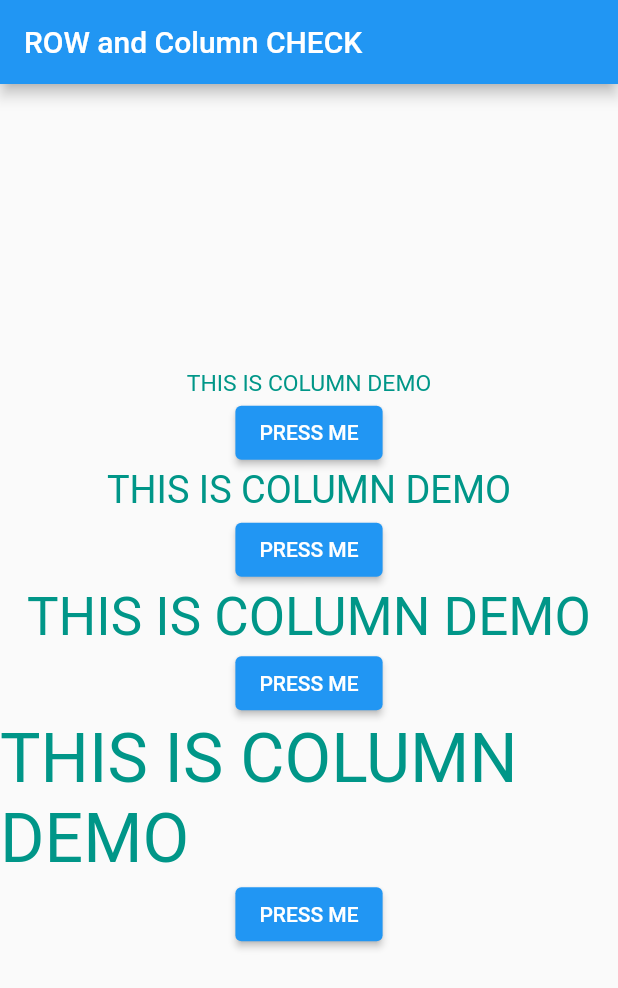
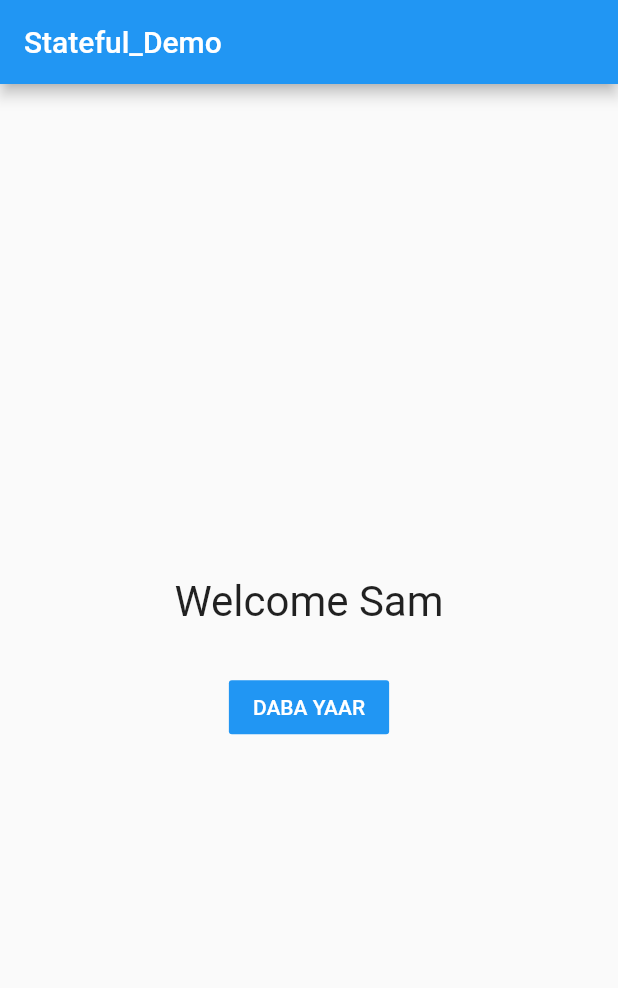
Before and after one commit to Samundar9525/FlutterProj, a Flutter app: the screen it shows after launch, on a phone screen of 412 x 824 dp. Shown: the top 988 px of the screen. Run offline on Flutter 3.47's test engine with Material 2 defaults, Android fonts, the phone set to English and light mode, and no system bars.

Commit message:
stateful_demo

```diff
--- a/lib/main.dart
+++ b/lib/main.dart
@@ -1,6 +1,7 @@
 import 'package:flutter/material.dart';
 import 'package:femo/homepage.dart';
 import 'package:femo/row_col.dart';
+import 'package:femo/stateful_widget.dart';
 
 void main() {
   runApp(MyApp());
@@ -14,7 +15,7 @@ class MyApp extends StatelessWidget {
       theme: ThemeData(
         primarySwatch: Colors.blue,
       ),
-      home: myapp2(),
+      home: myapp3(),
     );
   }
 }
--- a/lib/row_col.dart
+++ b/lib/row_col.dart
@@ -8,6 +8,8 @@ class myapp2 extends StatelessWidget{
       body: Center(
         child: Column(
           mainAxisAlignment: MainAxisAlignment.center,
+          crossAxisAlignment: CrossAxisAlignment.stretch,
+
           children: <Widget>[
             Text("THIS IS COLUMN DEMO",style: TextStyle(fontSize: 15.30,  color: Colors.teal,),),
             ElevatedButton(onPressed: (){}, child:Text("PRESS ME")),
@@ -18,7 +20,6 @@ class myapp2 extends StatelessWidget{
             Text("THIS IS COLUMN DEMO",style: TextStyle(fontSize: 35.30,  color: Colors.teal,),),
             ElevatedButton(onPressed: (){}, child:Text("PRESS ME")),
 
-
             Text("THIS IS COLUMN DEMO",style: TextStyle(fontSize: 45.30,  color: Colors.teal,),),
             ElevatedButton(onPressed: (){}, child:Text("PRESS ME")),
           ],
--- /dev/null
+++ b/lib/stateful_widget.dart
@@ -0,0 +1,38 @@
+import 'package:flutter/material.dart';
+
+class myapp3 extends StatefulWidget {
+  const myapp3({Key? key}) : super(key: key);
+  @override
+  _myapp3State createState() => _myapp3State();
+}
+
+class _myapp3State extends State<myapp3> {
+  @override
+  String text="Welcome Sam";
+  Widget build(BuildContext context) {
+    return Scaffold(
+      appBar: AppBar(title: Text("Stateful_Demo"),) ,
+      body:Center(
+      child:Column(
+        mainAxisAlignment: MainAxisAlignment.center,
+        children: [
+          Text(text,textScaleFactor: 2.0,),
+          SizedBox(
+            height: 30.0,
+          ),
+          FlatButton(
+            color: Colors.blue,
+            textColor: Colors.white,
+            onPressed: (){
+              text="Tune Daba Diya Yaar";
+              setState(() {
+              });
+            },
+            child: Text("DABA YAAR"),
+          )
+        ],
+      )
+    )
+    );
+  }
+}
```
